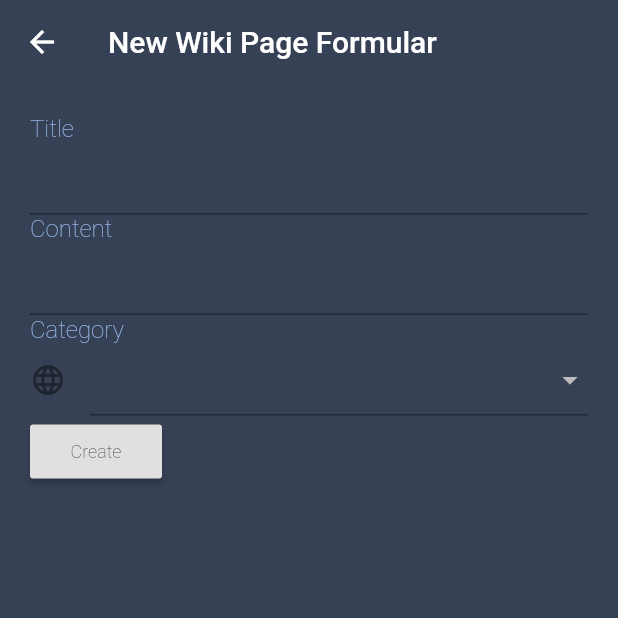
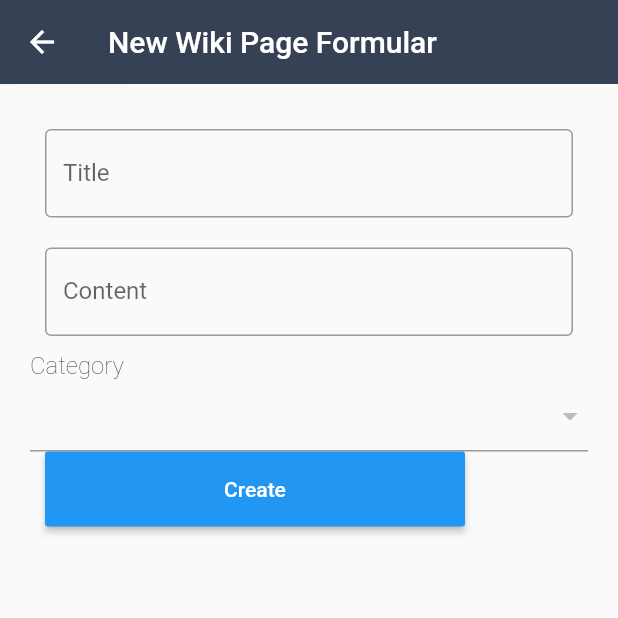
Before and after one commit to chqu1012/FlutterBasic, a Flutter app: the NewPageFormular screen opened directly, on a phone screen of 412 x 824 dp, the top half of it. Run offline on Flutter 3.47's test engine with Material 2 defaults, Android fonts, the phone set to English and light mode, and no system bars; our stand-ins replace sqflite; accounts and stored records are empty.

```diff
--- a/simple_flutter_wiki/lib/control/NewPageFormular.dart
+++ b/simple_flutter_wiki/lib/control/NewPageFormular.dart
@@ -11,7 +11,6 @@ class NewPageFormular extends StatelessWidget {
   @override
   Widget build(BuildContext context) {
     return Scaffold(
-        backgroundColor: Color.fromRGBO(55, 65, 85, 1.0),
         appBar: AppBar(
             elevation: 0.1,
             backgroundColor: Color.fromRGBO(55, 65, 85, 1.0),
@@ -23,43 +22,31 @@ class NewPageFormular extends StatelessWidget {
               mainAxisAlignment: MainAxisAlignment.start,
               mainAxisSize: MainAxisSize.max,
               children: <Widget>[
-                new Text(
-                  "Title",
-                  style: new TextStyle(
-                      fontSize: 16.0,
-                      color: const Color(0xFF97b8ea),
-                      fontWeight: FontWeight.w200,
-                      fontFamily: "Roboto"),
+                Container(
+                  padding: EdgeInsets.all(10),
+                  child: TextField(
+                    controller: bindingTitle,
+                    decoration: InputDecoration(
+                      border: OutlineInputBorder(),
+                      labelText: 'Title',
+                    ),
+                  ),
                 ),
-                new TextField(
-                  controller: bindingTitle,
-                  style: new TextStyle(
-                      fontSize: 16.0,
-                      color: const Color(0xFF97b8ea),
-                      fontWeight: FontWeight.w200,
-                      fontFamily: "Roboto"),
-                ),
-                new Text(
-                  "Content",
-                  style: new TextStyle(
-                      fontSize: 16.0,
-                      color: const Color(0xFF97b8ea),
-                      fontWeight: FontWeight.w200,
-                      fontFamily: "Roboto"),
-                ),
-                new TextField(
-                  controller: bindingContent,
-                  style: new TextStyle(
-                      fontSize: 16.0,
-                      color: const Color(0xFF97b8ea),
-                      fontWeight: FontWeight.w200,
-                      fontFamily: "Roboto"),
+                Container(
+                  padding: EdgeInsets.all(10),
+                  child: TextField(
+                    controller: bindingContent,
+                    decoration: InputDecoration(
+                      border: OutlineInputBorder(),
+                      labelText: 'Content',
+                    ),
+                  ),
                 ),
                 new Text(
                   "Category",
                   style: new TextStyle(
                       fontSize: 16.0,
-                      color: const Color(0xFF97b8ea),
+                      color: const Color.fromRGBO(55, 65, 85, 1.0),
                       fontWeight: FontWeight.w200,
                       fontFamily: "Roboto"),
                 ),
@@ -70,9 +57,6 @@ class NewPageFormular extends StatelessWidget {
 
                       if (snapshot.hasData) {
                         return DropdownButtonFormField(
-                          decoration: new InputDecoration(
-                              icon: Icon(
-                                  Icons.language)), //, color: Colors.white10
                           items: snapshot.data
                               .map<DropdownMenuItem<FlutterCategory>>(
                                   (FlutterCategory category) {
@@ -82,24 +66,21 @@ class NewPageFormular extends StatelessWidget {
                                     style:
                                         TextStyle(color: Color(0xFF97b8ea))));
                           }).toList(),
-
                           onChanged: (FlutterCategory newValue) {
                             selectedCategoryId = newValue.id.toString();
                           },
                         );
                       }
                     }),
-                new RaisedButton(
-                    key: null,
-                    onPressed: () => buttonPressed(context),
-                    color: const Color(0xFFe0e0e0),
-                    child: new Text(
-                      "Create",
-                      style: new TextStyle(
-                          fontSize: 12.0,
-                          color: const Color(0xFF000000),
-                          fontWeight: FontWeight.w200,
-                          fontFamily: "Roboto"),
+                Container(
+                    height: 50,
+                    width: 300,
+                    padding: EdgeInsets.fromLTRB(10, 0, 10, 0),
+                    child: RaisedButton(
+                      textColor: Colors.white,
+                      color: Colors.blue,
+                      child: Text('Create'),
+                      onPressed: () => buttonPressed(context),
                     )),
               ]),
         ));
--- /dev/null
+++ b/simple_flutter_wiki/lib/screen/WikiScreen.dart
@@ -0,0 +1,62 @@
+import 'package:flutter/material.dart';
+import 'package:simple_flutter_wiki/control/BottomNavigatorPane.dart';
+import 'package:simple_flutter_wiki/control/ListViewFlutterPage.dart';
+import 'package:simple_flutter_wiki/provider/WikiRestProvider.dart';
+
+/**
+class FlutterWikiApp extends StatelessWidget {
+  Widget build(BuildContext context) {
+    return MaterialApp(
+      title: 'Simple Flutter Wiki',
+      theme: new ThemeData(primaryColor: Color.fromRGBO(58, 66, 86, 1.0)),
+      home: WikiPage(title: 'Flutter Wiki App'),
+      debugShowCheckedModeBanner: false,
+    );
+  }
+}
+ */
+class WikiPage extends StatefulWidget {
+  @override
+  _WikiPageState createState() => _WikiPageState();
+}
+
+class _WikiPageState extends State<WikiPage> {
+  var isLoading = false;
+
+  @override
+  Widget build(BuildContext context) {
+    return Scaffold(
+      appBar: AppBar(
+        elevation: 0.1,
+        backgroundColor: Color.fromRGBO(55, 65, 85, 1.0),
+        title: Text('Wiki'),
+        actions: <Widget>[
+          IconButton(
+            icon: Icon(Icons.list),
+            onPressed: () async {
+              await _loadFromApi();
+            },
+          )
+        ],
+      ),
+      bottomNavigationBar: BottomNavigationPane(),
+      body: FlutterPageListView(),
+    );
+  }
+
+  _loadFromApi() async {
+    setState(() {
+      isLoading = true;
+    });
+
+    var apiProvider = WikiRestProvider();
+    await apiProvider.findAllPages();
+    await apiProvider.findAllCategories();
+    // wait for 2 seconds to simulate loading of data
+    await Future.delayed(const Duration(seconds: 2));
+
+    setState(() {
+      isLoading = false;
+    });
+  }
+}
```
Also changed, not shown: simple_flutter_wiki/lib/main.dart (+2 -68 lines), simple_flutter_wiki/lib/screen/LoginScreen.dart (added, +102 -0 lines), 1 other file.
